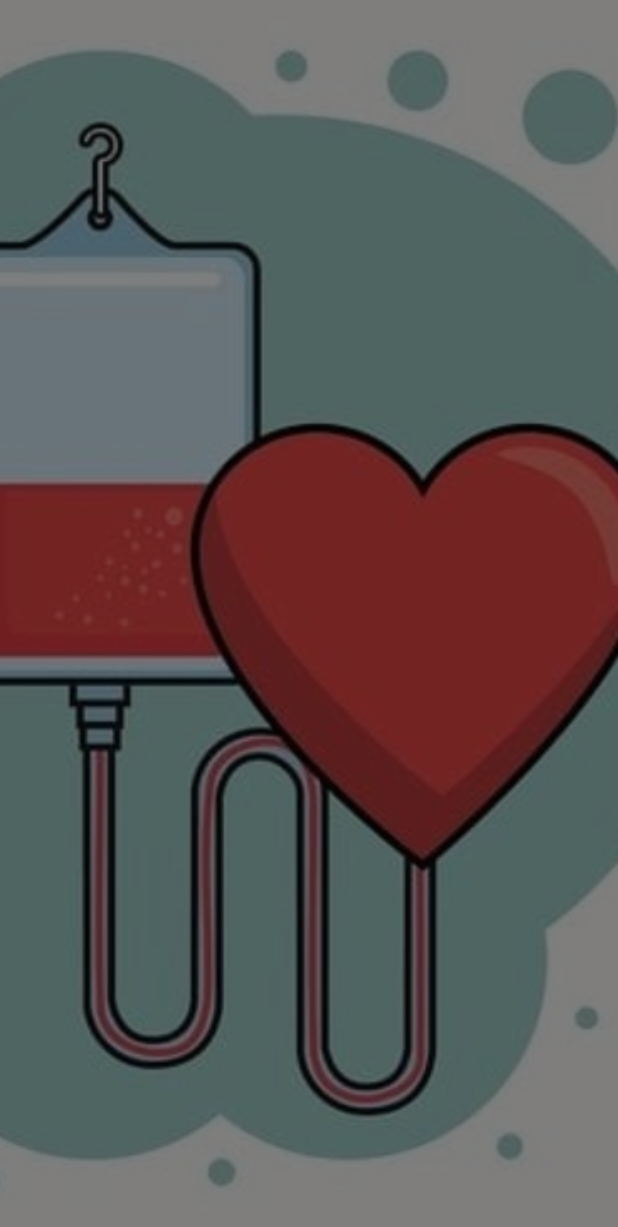
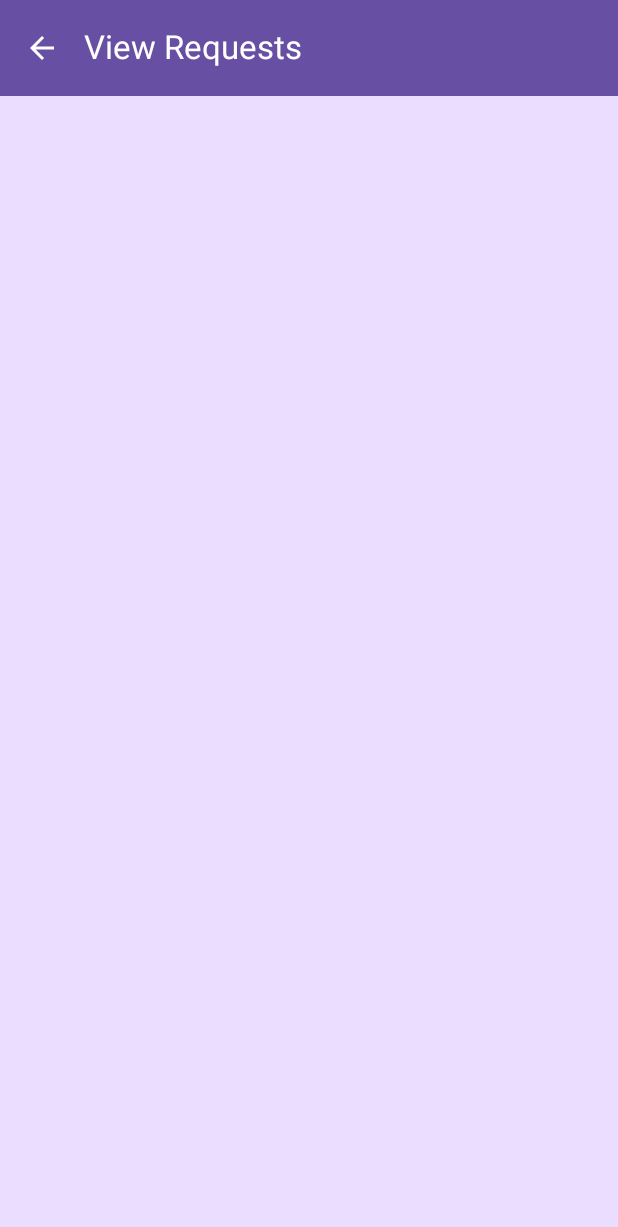
Before and after one commit to pushpalroy/BloodDonation, an Android app built with Jetpack Compose: the composable ViewDonorsScreen called with empty values, on a phone screen of 412 x 824 dp. Shown: the top 1227 px of the screen. Run offline under Robolectric (Android 15) with nearby library versions, the phone set to English and light mode, and no system bars; our stand-ins replace Firebase (no records; nobody signed in at launch, a user with empty details on screens opened directly).

Commit message:
Refactor ViewDonorsScreen layout

```diff
--- a/app/src/main/java/com/example/blooddonation/feature/viewdonors/ViewDonorsScreen.kt
+++ b/app/src/main/java/com/example/blooddonation/feature/viewdonors/ViewDonorsScreen.kt
@@ -1,10 +1,8 @@
 package com.example.blooddonation.feature.viewdonors
 
-import androidx.compose.foundation.Image
-import androidx.compose.foundation.background
 import androidx.compose.foundation.layout.Arrangement
+import androidx.compose.foundation.layout.Column
 import androidx.compose.foundation.layout.Box
-import androidx.compose.foundation.layout.Column
 import androidx.compose.foundation.layout.Row
 import androidx.compose.foundation.layout.Spacer
 import androidx.compose.foundation.layout.fillMaxSize
@@ -21,6 +19,7 @@ import androidx.compose.foundation.text.KeyboardOptions
 import androidx.compose.foundation.verticalScroll
 import androidx.compose.material.icons.Icons
 import androidx.compose.material.icons.filled.ArrowDropDown
+import androidx.compose.material.icons.filled.ArrowBack
 import androidx.compose.material3.Button
 import androidx.compose.material3.ButtonDefaults
 import androidx.compose.material3.Card
@@ -31,9 +30,13 @@ import androidx.compose.material3.Icon
 import androidx.compose.material3.IconButton
 import androidx.compose.material3.MaterialTheme
 import androidx.compose.material3.OutlinedTextField
+import androidx.compose.material3.Scaffold
 import androidx.compose.material3.Surface
 import androidx.compose.material3.Text
 import androidx.compose.material3.TextButton
+import androidx.compose.material3.TopAppBar
+import androidx.compose.material3.TopAppBarDefaults
+import androidx.compose.material3.ExperimentalMaterial3Api
 import androidx.compose.runtime.Composable
 import androidx.compose.runtime.collectAsState
 import androidx.compose.runtime.getValue
@@ -42,9 +45,6 @@ import androidx.compose.runtime.remember
 import androidx.compose.runtime.setValue
 import androidx.compose.ui.Alignment
 import androidx.compose.ui.Modifier
-import androidx.compose.ui.graphics.Color
-import androidx.compose.ui.layout.ContentScale
-import androidx.compose.ui.res.painterResource
 import androidx.compose.ui.text.font.FontWeight
 import androidx.compose.ui.text.input.KeyboardType
 import androidx.compose.ui.unit.dp
@@ -52,11 +52,12 @@ import androidx.compose.ui.window.Dialog
 import com.example.blooddonation.domain.BloodRequest
 import com.example.blooddonation.feature.requestblood.BloodRequestViewModel
 import androidx.lifecycle.viewmodel.compose.viewModel
-import com.example.blooddonation.R
 
+@OptIn(ExperimentalMaterial3Api::class)
 @Composable
 fun ViewDonorsScreen(
     onNavigateToChat: (chatId: String, currentUserId: String, requesterId: String) -> Unit,
+    onBack: () -> Unit,
     viewModel: BloodRequestViewModel = viewModel(),
     currentUserId: String
 )
@@ -65,13 +66,13 @@ fun ViewDonorsScreen(
     var showMedicalFormForRequest by remember { mutableStateOf<BloodRequest?>(null) }
 
     // Filter out current user's own requests & keep only pending ones
-    val filteredRequests = requests.filter {
-        it.requesterId != currentUserId && it.status == "pending"
+    val filteredRequests = remember(requests, currentUserId) {
+        requests.filter { it.requesterId != currentUserId && it.status == "pending" }
     }
 
     // Donor's accepted requests (where donor is current user)
-    val donorsAcceptedRequests = requests.filter {
-        it.acceptedBy == currentUserId && it.status == "accepted"
+    val donorsAcceptedRequests = remember(requests, currentUserId) {
+        requests.filter { it.acceptedBy == currentUserId && it.status == "accepted" }
     }
 
     // Medical form dialog for accepting requests
@@ -90,44 +91,46 @@ fun ViewDonorsScreen(
         )
     }
 
-    Box(modifier = Modifier.fillMaxSize()) {
-        // Background image
-        Image(
-            painter = painterResource(id = R.drawable.blood_background), // Replace with your drawable image name
-            contentDescription = null,
-            modifier = Modifier.fillMaxSize(),
-            contentScale = ContentScale.Crop
-        )
-
-        // Your UI content on top
+    Scaffold(
+        containerColor = MaterialTheme.colorScheme.primaryContainer,
+        topBar = {
+            TopAppBar(
+                title = { Text("View Requests") },
+                navigationIcon = {
+                    IconButton(onClick = onBack) {
+                        Icon(Icons.Default.ArrowBack, contentDescription = "Back")
+                    }
+                },
+                colors = TopAppBarDefaults.topAppBarColors(
+                    containerColor = MaterialTheme.colorScheme.primary,
+                    titleContentColor = MaterialTheme.colorScheme.onPrimary,
+                    navigationIconContentColor = MaterialTheme.colorScheme.onPrimary
+                )
+            )
+        }
+    ) { padding ->
         Column(
             modifier = Modifier
                 .fillMaxSize()
-                .background(Color.Black.copy(alpha = 0.5f)) // Optional: add semi-transparent overlay for readability
+                .padding(padding)
                 .padding(16.dp)
         ) {
-            // Show donor's accepted requests chat buttons
             if (donorsAcceptedRequests.isNotEmpty()) {
-                Column(
-                    modifier = Modifier.fillMaxWidth()
-                ) {
+                Column(modifier = Modifier.fillMaxWidth()) {
                     Text(
                         text = "Your Accepted Requests - Chats",
                         style = MaterialTheme.typography.titleMedium,
-                        fontWeight = FontWeight.Bold,
-                        color = Color.White // Text color to contrast background
+                        fontWeight = FontWeight.Bold
                     )
                     Spacer(Modifier.height(8.dp))
 
                     donorsAcceptedRequests.forEach { acceptedRequest ->
-                        val chatId = acceptedRequest.chatId ?: "" // assuming chatId stored in request
+                        val chatId = acceptedRequest.chatId ?: ""
                         val requesterId = acceptedRequest.requesterId
 
                         if (chatId.isNotBlank()) {
                             Button(
-                                onClick = {
-                                    onNavigateToChat(chatId, currentUserId, requesterId)
-                                },
+                                onClick = { onNavigateToChat(chatId, currentUserId, requesterId) },
                                 colors = ButtonDefaults.buttonColors(containerColor = MaterialTheme.colorScheme.primary),
                                 modifier = Modifier
                                     .fillMaxWidth()
@@ -135,7 +138,10 @@ fun ViewDonorsScreen(
                                     .height(50.dp),
                                 shape = RoundedCornerShape(12.dp)
                             ) {
-                                Text("Go to Chat with $requesterId", color = MaterialTheme.colorScheme.onPrimary)
+                                Text(
+                                    "Go to Chat with $requesterId",
+                                    color = MaterialTheme.colorScheme.onPrimary
+                                )
                             }
                         }
                     }
@@ -143,11 +149,8 @@ fun ViewDonorsScreen(
                 }
             }
 
-            // Show list of pending requests for donor to accept/reject
-            LazyColumn(
-                modifier = Modifier.fillMaxSize()
-            ) {
-                items(filteredRequests) { request ->
+            LazyColumn(modifier = Modifier.fillMaxSize()) {
+                items(filteredRequests, key = { it.id }) { request ->
                     RequestCard(
                         bloodRequest = request,
                         onAccept = { showMedicalFormForRequest = request },
--- a/app/src/main/java/com/example/blooddonation/navigation/Navigation.kt
+++ b/app/src/main/java/com/example/blooddonation/navigation/Navigation.kt
@@ -207,6 +207,7 @@ fun AppNavigation(navController: NavHostController) {
                 onNavigateToChat = { chatId, currentId, requesterId ->
                     navController.navigate("chat/$chatId/$currentId/$requesterId")
                 },
+                onBack = { navController.popBackStack() },
                 viewModel = bloodRequestViewModel,
                 currentUserId = currentUserId
             )
```
